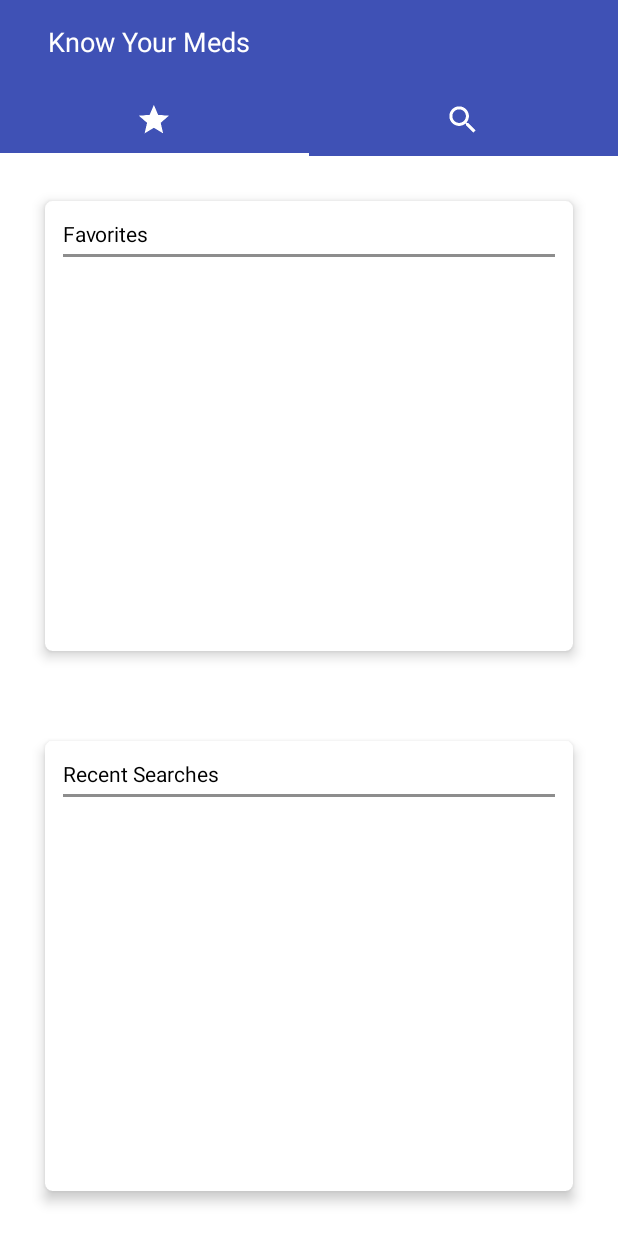
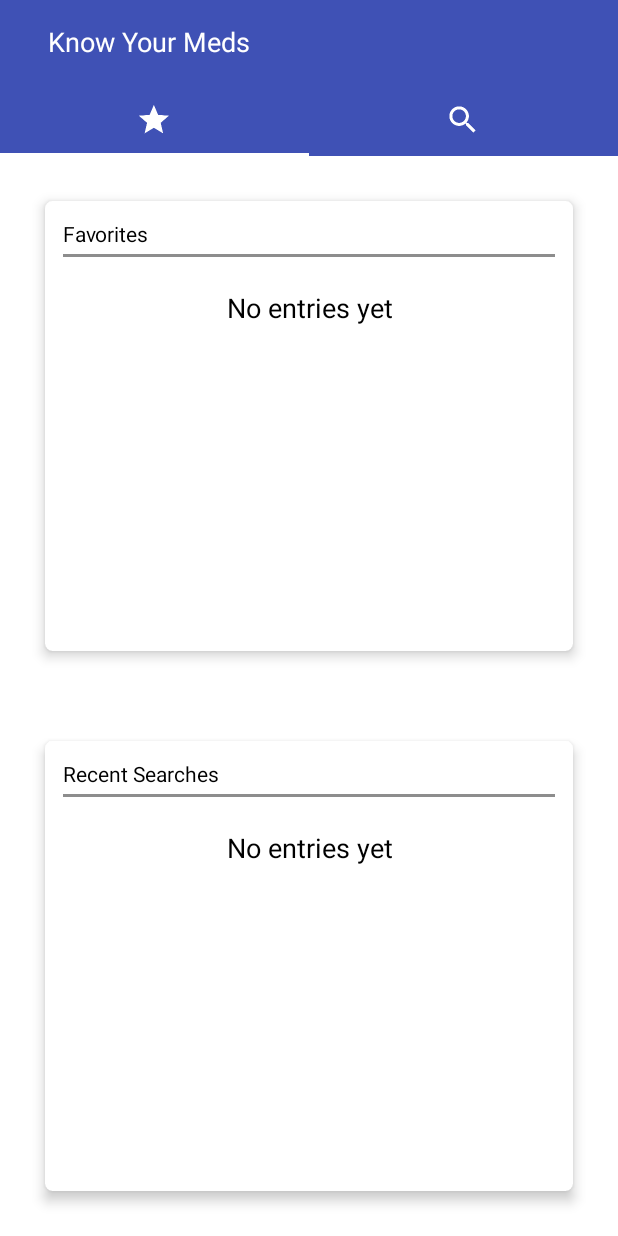
Before and after one commit to Tubbz-alt/KnowYourMeds, an Android app: the screen it shows after launch (MainActivity), on a phone screen of 412 x 824 dp. Run offline under Robolectric (Android 15) with nearby library versions, the phone set to English and light mode, and no system bars; our stand-ins replace Volley; 1 statement that could not run was skipped.

Commit message:
Added empty list text views Finalized database implementation

```diff
--- a/app/build.gradle
+++ b/app/build.gradle
@@ -22,8 +22,8 @@ android {
 dependencies {
     compile fileTree(dir: 'libs', include: ['*.jar'])
     testCompile 'junit:junit:4.12'
-    compile 'com.android.support:appcompat-v7:24.2.0'
-    compile 'com.android.support:design:24.2.0'
-    compile 'com.android.support:cardview-v7:24.2.0'
+    compile 'com.android.support:appcompat-v7:24.2.1'
+    compile 'com.android.support:design:24.2.1'
+    compile 'com.android.support:cardview-v7:24.2.1'
     compile 'com.android.volley:volley:1.0.0'
 }
--- a/app/src/main/java/com/tompee/utilities/knowyourmeds/controller/database/FavoriteDbHelper.java
+++ b/app/src/main/java/com/tompee/utilities/knowyourmeds/controller/database/DatabaseHelper.java
@@ -11,51 +11,61 @@ import com.tompee.utilities.knowyourmeds.model.Medicine;
 import java.util.ArrayList;
 import java.util.List;
 
-public class FavoriteDbHelper extends SQLiteOpenHelper {
-    private static final String TABLE_NAME = "favorites";
+public class DatabaseHelper extends SQLiteOpenHelper {
+    public static final String FAVORITE_TABLE = "favorite";
+    public static final String RECENT_TABLE = "recent";
     private static final String COLUMN_ID = "rxcui";
     private static final String COLUMN_NAME = "name";
     private static final String COLUMN_PRESC = "presc";
 
+    private static final String CREATE_FAVORITE_TABLE = "create table " + FAVORITE_TABLE +
+            " (" + COLUMN_ID + " text not null," + COLUMN_NAME + " text not null," +
+            COLUMN_PRESC + " integer" + " )";
+    private static final String CREATE_RECENT_TABLE = "create table " + RECENT_TABLE +
+            " (" + COLUMN_ID + " text not null," + COLUMN_NAME + " text not null," +
+            COLUMN_PRESC + " integer" + " )";
+    private static final String DROP_FAVORITE_TABLE = "DROP TABLE IF EXISTS " + FAVORITE_TABLE;
+    private static final String DROP_RECENT_TABLE = "DROP TABLE IF EXISTS " + RECENT_TABLE;
+
+
     private static final int DATABASE_VERSION = 1;
-    private static final String DATABASE_NAME = "Favorite.db";
-    private static final String SQL_CREATE_ENTRIES = "create table" +
-            TABLE_NAME + " (" + COLUMN_ID + "text not null," + COLUMN_NAME + "text not null," +
-            COLUMN_PRESC + "integer" + " )";
-    private static final String SQL_DELETE_ENTRIES = "DROP TABLE IF EXISTS " + TABLE_NAME;
+    private static final String DATABASE_NAME = "KnowYourMeds.db";
 
-    public FavoriteDbHelper(Context context) {
+    public DatabaseHelper(Context context) {
         super(context, DATABASE_NAME, null, DATABASE_VERSION);
     }
 
     @Override
     public void onCreate(SQLiteDatabase sqLiteDatabase) {
-        sqLiteDatabase.execSQL(SQL_CREATE_ENTRIES);
+        sqLiteDatabase.execSQL(CREATE_FAVORITE_TABLE);
+        sqLiteDatabase.execSQL(CREATE_RECENT_TABLE);
     }
 
     @Override
     public void onUpgrade(SQLiteDatabase sqLiteDatabase, int i, int i1) {
-        sqLiteDatabase.execSQL(SQL_DELETE_ENTRIES);
+        sqLiteDatabase.execSQL(DROP_FAVORITE_TABLE);
+        sqLiteDatabase.execSQL(DROP_RECENT_TABLE);
         onCreate(sqLiteDatabase);
     }
 
-    public void createEntry(Medicine med) {
+    public void createEntry(String dbName, Medicine med) {
+        deleteEntry(dbName, med);
         ContentValues values = new ContentValues();
-        values.put(FavoriteDbHelper.COLUMN_ID, med.getRxnormId());
-        values.put(FavoriteDbHelper.COLUMN_NAME, med.getName());
-        values.put(FavoriteDbHelper.COLUMN_PRESC, med.isPrescribable() ? 1 : 0);
+        values.put(COLUMN_ID, med.getRxnormId());
+        values.put(COLUMN_NAME, med.getName());
+        values.put(COLUMN_PRESC, med.isPrescribable() ? 1 : 0);
 
         SQLiteDatabase db = getWritableDatabase();
-        db.insert(FavoriteDbHelper.TABLE_NAME, null, values);
+        db.insert(dbName, null, values);
         db.close();
     }
 
-    public List<Medicine> getAllEntries() {
+    public List<Medicine> getAllEntries(String dbName) {
         List<Medicine> medList = new ArrayList<>();
 
         SQLiteDatabase db = getWritableDatabase();
         String[] columns = {COLUMN_ID, COLUMN_NAME, COLUMN_PRESC};
-        Cursor cursor = db.query(TABLE_NAME, columns, null, null, null, null, null);
+        Cursor cursor = db.query(dbName, columns, null, null, null, null, null);
 
         cursor.moveToFirst();
         while (!cursor.isAfterLast()) {
@@ -76,9 +86,9 @@ public class FavoriteDbHelper extends SQLiteOpenHelper {
         return comment;
     }
 
-    public void deleteEntry(Medicine med) {
+    public void deleteEntry(String dbName, Medicine med) {
         String id = med.getRxnormId();
         SQLiteDatabase db = getWritableDatabase();
-        db.delete(TABLE_NAME, COLUMN_ID + " = " + id, null);
+        db.delete(dbName, COLUMN_ID + " = " + id, null);
     }
 }
--- a/app/src/main/java/com/tompee/utilities/knowyourmeds/controller/networkinterface/VolleyRequestQueue.java
+++ b/app/src/main/java/com/tompee/utilities/knowyourmeds/controller/networkinterface/VolleyRequestQueue.java
@@ -23,7 +23,7 @@ public class VolleyRequestQueue {
         return mSingleton;
     }
 
-    public RequestQueue getRequestQueue() {
+    private RequestQueue getRequestQueue() {
         if (mRequestQueue == null) {
             mRequestQueue = Volley.newRequestQueue(mContext.getApplicationContext());
         }
--- a/app/src/main/java/com/tompee/utilities/knowyourmeds/view/MainActivity.java
+++ b/app/src/main/java/com/tompee/utilities/knowyourmeds/view/MainActivity.java
@@ -2,18 +2,16 @@ package com.tompee.utilities.knowyourmeds.view;
 
 import android.os.Bundle;
 import android.support.design.widget.TabLayout;
-import android.support.v4.app.Fragment;
 import android.support.v4.view.ViewPager;
 import android.widget.TextView;
 
 import com.tompee.utilities.knowyourmeds.R;
 import com.tompee.utilities.knowyourmeds.view.adapter.ViewPagerAdapter;
 import com.tompee.utilities.knowyourmeds.view.base.BaseActivity;
-import com.tompee.utilities.knowyourmeds.view.fragment.SearchFragment;
 
 public class MainActivity extends BaseActivity {
+    private static final int[] mTabIconList = {R.drawable.ic_star_white, R.drawable.ic_search_white};
     private ViewPager mViewPager;
-    private static final int[] mTabIconList = {R.drawable.ic_star_white, R.drawable.ic_search_white};
 
     @Override
     public void onCreate(Bundle savedInstanceState) {
--- a/app/src/main/java/com/tompee/utilities/knowyourmeds/view/fragment/RecentFavoriteFragment.java
+++ b/app/src/main/java/com/tompee/utilities/knowyourmeds/view/fragment/RecentFavoriteFragment.java
@@ -1,32 +1,97 @@
 package com.tompee.utilities.knowyourmeds.view.fragment;
 
 import android.os.Bundle;
-import android.support.annotation.Nullable;
 import android.support.v4.app.Fragment;
 import android.view.LayoutInflater;
 import android.view.View;
 import android.view.ViewGroup;
+import android.widget.AdapterView;
+import android.widget.ListView;
 
 import com.tompee.utilities.knowyourmeds.R;
-import com.tompee.utilities.knowyourmeds.controller.database.FavoriteDbHelper;
+import com.tompee.utilities.knowyourmeds.controller.database.DatabaseHelper;
+import com.tompee.utilities.knowyourmeds.model.Medicine;
+import com.tompee.utilities.knowyourmeds.view.adapter.MedListAdapter;
 
-public class RecentFavoriteFragment extends Fragment {
-    private FavoriteDbHelper mFavoriteDbHelper;
+import java.util.List;
+
+public class RecentFavoriteFragment extends Fragment implements AdapterView.OnItemClickListener {
+    private DatabaseHelper mDbHelper;
+    private ListView mFavoriteListView;
+    private ListView mRecentListView;
+    private View mFaveNoItemsView;
+    private View mRecentNoItemsView;
 
     public static RecentFavoriteFragment newInstance() {
         return new RecentFavoriteFragment();
     }
 
     @Override
-    public void onCreate(@Nullable Bundle savedInstanceState) {
+    public void onCreate(Bundle savedInstanceState) {
         super.onCreate(savedInstanceState);
-        mFavoriteDbHelper = new FavoriteDbHelper(getContext());
+        mDbHelper = new DatabaseHelper(getContext());
+    }
+
+    @Override
+    public void onResume() {
+        super.onResume();
+        updateLists();
+    }
+
+    @Override
+    public void setUserVisibleHint(boolean isVisibleToUser) {
+        super.setUserVisibleHint(isVisibleToUser);
+        if (isVisibleToUser) {
+            updateLists();
+        }
+    }
+
+    private void updateLists() {
+        if (mDbHelper != null) {
+            List<Medicine> favoriteMedList = mDbHelper.getAllEntries(DatabaseHelper.FAVORITE_TABLE);
+            if (favoriteMedList.size() > 0) {
+                MedListAdapter adapter = new MedListAdapter(getContext(), favoriteMedList, true);
+                mFavoriteListView.setAdapter(adapter);
+                mFavoriteListView.setVisibility(View.VISIBLE);
+                mFaveNoItemsView.setVisibility(View.GONE);
+            } else {
+                mFavoriteListView.setVisibility(View.GONE);
+                mFaveNoItemsView.setVisibility(View.VISIBLE);
+            }
+
+            List<Medicine> recentMedList = mDbHelper.getAllEntries(DatabaseHelper.RECENT_TABLE);
+            if (recentMedList.size() > 0) {
+                MedListAdapter adapter = new MedListAdapter(getContext(), recentMedList, true);
+                mRecentListView.setAdapter(adapter);
+                mRecentListView.setVisibility(View.VISIBLE);
+                mRecentNoItemsView.setVisibility(View.GONE);
+            } else {
+                mRecentListView.setVisibility(View.GONE);
+                mRecentNoItemsView.setVisibility(View.VISIBLE);
+            }
+        }
+    }
+
+    @Override
+    public void onPause() {
+        super.onPause();
     }
 
     @Override
     public View onCreateView(LayoutInflater inflater, ViewGroup container,
                              Bundle savedInstanceState) {
         View view = inflater.inflate(R.layout.fragment_recent_favorite, container, false);
+        mFavoriteListView = (ListView) view.findViewById(R.id.list_favorite);
+        mFavoriteListView.setOnItemClickListener(this);
+        mRecentListView = (ListView) view.findViewById(R.id.recent_list);
+        mRecentListView.setOnItemClickListener(this);
+        mFaveNoItemsView = view.findViewById(R.id.fave_no_items);
+        mRecentNoItemsView = view.findViewById(R.id.recent_no_items);
         return view;
     }
+
+    @Override
+    public void onItemClick(AdapterView<?> adapterView, View view, int i, long l) {
+
+    }
 }
--- a/app/src/main/java/com/tompee/utilities/knowyourmeds/view/fragment/SearchFragment.java
+++ b/app/src/main/java/com/tompee/utilities/knowyourmeds/view/fragment/SearchFragment.java
@@ -16,10 +16,11 @@ import android.widget.ListView;
 import android.widget.TextView;
 
 import com.tompee.utilities.knowyourmeds.R;
+import com.tompee.utilities.knowyourmeds.controller.database.DatabaseHelper;
 import com.tompee.utilities.knowyourmeds.controller.task.SearchTask;
 import com.tompee.utilities.knowyourmeds.model.Medicine;
 import com.tompee.utilities.knowyourmeds.view.MedDetailActivity;
-import com.tompee.utilities.knowyourmeds.view.adapter.SearchResultAdapter;
+import com.tompee.utilities.knowyourmeds.view.adapter.MedListAdapter;
 import com.tompee.utilities.knowyourmeds.view.dialog.ProcessingDialog;
 
 import java.util.List;
@@ -32,14 +33,22 @@ public class SearchFragment extends Fragment implements TextWatcher, View.OnFocu
     private View mEditIcon;
     private View mClearIcon;
     private View mResultBar;
+    private View mNoResultsView;
     private ListView mListView;
     private List<Medicine> mMedList;
+    private DatabaseHelper mDbHelper;
 
     private SearchTask mTask;
     private ProcessingDialog mDialog;
 
     public static SearchFragment newInstance() {
         return new SearchFragment();
+    }
+
+    @Override
+    public void onCreate(Bundle savedInstanceState) {
+        super.onCreate(savedInstanceState);
+        mDbHelper = new DatabaseHelper(getContext());
     }
 
     @Override
@@ -57,6 +66,7 @@ public class SearchFragment extends Fragment implements TextWatcher, View.OnFocu
         mListView.setOnItemClickListener(this);
         mResultBar = view.findViewById(R.id.result_bar);
         mResultText = (TextView) view.findViewById(R.id.text_result);
+        mNoResultsView = view.findViewById(R.id.text_no_items);
         return view;
     }
 
@@ -122,11 +132,11 @@ public class SearchFragment extends Fragment implements TextWatcher, View.OnFocu
     public void onSearchSuccess(List<Medicine> medList) {
         mTask = null;
         if (medList.size() > 0) {
+            mDbHelper.createEntry(DatabaseHelper.RECENT_TABLE, medList.get(0));
             mMedList = medList;
             mResultText.setText(R.string.search_results);
             mResultBar.setVisibility(View.VISIBLE);
-            SearchResultAdapter adapter = new SearchResultAdapter(getContext(),
-                    R.layout.list_search_result, medList, true);
+            MedListAdapter adapter = new MedListAdapter(getContext(), medList, true);
             mListView.setAdapter(adapter);
         }
         mDialog.dismiss();
@@ -136,14 +146,19 @@ public class SearchFragment extends Fragment implements TextWatcher, View.OnFocu
     @Override
     public void onSearchFailed(List<Medicine> suggestedMed) {
         mTask = null;
+        mResultBar.setVisibility(View.VISIBLE);
         if (suggestedMed.size() > 0) {
             mMedList = suggestedMed;
             mResultText.setText(String.format(getString(R.string.suggestions_results),
                     mEditText.getText().toString()));
             mResultBar.setVisibility(View.VISIBLE);
-            SearchResultAdapter adapter = new SearchResultAdapter(getContext(),
-                    R.layout.list_search_result, suggestedMed, false);
+            MedListAdapter adapter = new MedListAdapter(getContext(), suggestedMed, false);
             mListView.setAdapter(adapter);
+            mListView.setVisibility(View.VISIBLE);
+            mNoResultsView.setVisibility(View.GONE);
+        } else {
+            mListView.setVisibility(View.GONE);
+            mNoResultsView.setVisibility(View.VISIBLE);
         }
         mDialog.dismiss();
         mDialog = null;
--- a/app/src/main/res/layout/fragment_recent_favorite.xml
+++ b/app/src/main/res/layout/fragment_recent_favorite.xml
@@ -53,6 +53,18 @@
                 android:layout_marginStart="@dimen/search_horizontal_padding"
                 android:divider="@android:color/transparent"
                 android:minHeight="@dimen/list_view_height" />
+
+            <TextView
+                android:id="@+id/fave_no_items"
+                android:layout_width="match_parent"
+                android:layout_height="wrap_content"
+                android:layout_gravity="center"
+                android:gravity="center"
+                android:minHeight="@dimen/list_view_height"
+                android:text="@string/no_items"
+                android:textAppearance="?android:textAppearanceMedium"
+                android:textColor="@color/dark_text"
+                android:visibility="gone" />
         </LinearLayout>
     </android.support.v7.widget.CardView>
 
@@ -94,7 +106,7 @@
                 android:background="@color/dark_secondary_text" />
 
             <ListView
-                android:id="@+id/recent"
+                android:id="@+id/recent_list"
                 android:layout_width="match_parent"
                 android:layout_height="wrap_content"
                 android:layout_marginBottom="@dimen/search_vertical_padding"
@@ -104,6 +116,19 @@
                 android:layout_marginStart="@dimen/search_horizontal_padding"
                 android:divider="@android:color/transparent"
                 android:minHeight="@dimen/list_view_height" />
+
+            <TextView
+                android:id="@+id/recent_no_items"
+                android:layout_width="match_parent"
+                android:layout_height="wrap_content"
+                android:layout_gravity="center"
+                android:gravity="center"
+                android:minHeight="@dimen/list_view_height"
+                android:text="@string/no_items"
+                android:textAppearance="?android:textAppearanceMedium"
+                android:textColor="@color/dark_text"
+                android:visibility="gone" />
+
         </LinearLayout>
     </android.support.v7.widget.CardView>
 </LinearLayout>
--- a/app/src/main/res/values/strings.xml
+++ b/app/src/main/res/values/strings.xml
@@ -5,6 +5,8 @@
 
     <string name="favorites">Favorites</string>
     <string name="recent">Recent Searches</string>
+    <string name="no_suggestions">No items found</string>
+    <string name="no_items">No entries yet</string>
 
     <string name="search_hint">Medicine name</string>
     <string name="process_search">Searching&#8230;</string>
```
Also changed, not shown: app/src/main/java/com/tompee/utilities/knowyourmeds/view/adapter/MedListAdapter.java (renamed from app/src/main/java/com/tompee/utilities/knowyourmeds/view/adapter/SearchResultAdapter.java, +4 -5 lines), app/src/main/res/layout/fragment_search.xml (+12 -0 lines), app/src/main/res/layout/list_med.xml (renamed from app/src/main/res/layout/list_search_result.xml).
